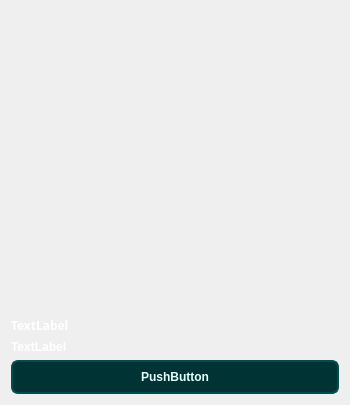
First picture: the form in OnLib/OnLib/BookPreview.ui, repository Andrew-Gh21/OnLib, before the edit.
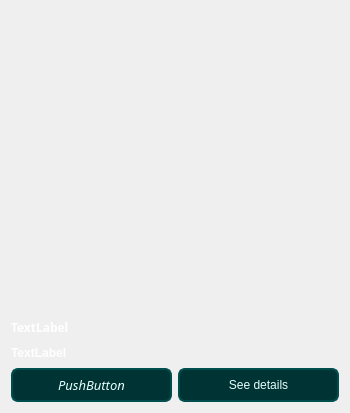
Second picture: the form after the edit.

The edit to the form file:
```diff
--- a/OnLib/OnLib/BookPreview.ui
+++ b/OnLib/OnLib/BookPreview.ui
@@ -7,7 +7,7 @@
     <x>0</x>
     <y>0</y>
     <width>350</width>
-    <height>399</height>
+    <height>413</height>
    </rect>
   </property>
   <property name="minimumSize">
@@ -25,27 +25,64 @@
   <property name="windowTitle">
    <string>BookPreview</string>
   </property>
+  <property name="styleSheet">
+   <string notr="true"/>
+  </property>
   <layout class="QGridLayout" name="gridLayout">
+   <item row="2" column="0">
+    <layout class="QHBoxLayout" name="horizontalLayout">
+     <item>
+      <widget class="QPushButton" name="lendButton">
+       <property name="font">
+        <font>
+         <family>Franklin Gothic Demi</family>
+         <pointsize>10</pointsize>
+         <weight>50</weight>
+         <italic>true</italic>
+         <bold>false</bold>
+        </font>
+       </property>
+       <property name="styleSheet">
+        <string notr="true">color: #e6ffff;
+background-color: #003333;
+border: 2px solid #004d4d;
+border-top-left-radius: 7px;
+border-top-right-radius: 7px;
+border-bottom-left-radius: 7px;
+border-bottom-right-radius: 7px;
+height: 30;
+width: 50;
+font: italic 10pt &quot;Franklin Gothic Demi&quot;;</string>
+       </property>
+       <property name="text">
+        <string>PushButton</string>
+       </property>
+      </widget>
+     </item>
+     <item>
+      <widget class="QPushButton" name="detailsButton">
+       <property name="styleSheet">
+        <string notr="true">color: #e6ffff;
+background-color: #003333;
+border: 2px solid #004d4d;
+border-top-left-radius: 7px;
+border-top-right-radius: 7px;
+border-bottom-left-radius: 7px;
+border-bottom-right-radius: 7px;
+height: 30;
+width: 50;
+font: italic 10pt &quot;Franklin Gothic Demi&quot;;</string>
+       </property>
+       <property name="text">
+        <string>See details</string>
+       </property>
+      </widget>
+     </item>
+    </layout>
+   </item>
    <item row="0" column="0">
     <layout class="QGridLayout" name="gridLayout_2">
      <item row="2" column="0">
-      <widget class="QLabel" name="authors">
-       <property name="font">
-        <font>
-         <family>Arial</family>
-         <weight>75</weight>
-         <bold>true</bold>
-        </font>
-       </property>
-       <property name="styleSheet">
-        <string notr="true">color: white;</string>
-       </property>
-       <property name="text">
-        <string>TextLabel</string>
-       </property>
-      </widget>
-     </item>
-     <item row="1" column="0">
       <widget class="QLabel" name="title">
        <property name="font">
         <font>
@@ -77,7 +114,7 @@
       </widget>
      </item>
      <item row="3" column="0">
-      <widget class="QPushButton" name="lendButton">
+      <widget class="QLabel" name="authors">
        <property name="font">
         <font>
          <family>Arial</family>
@@ -86,18 +123,10 @@
         </font>
        </property>
        <property name="styleSheet">
-        <string notr="true">color: #e6ffff;
-background-color: #003333;
-border: 2px solid #004d4d;
-border-top-left-radius: 7px;
-border-top-right-radius: 7px;
-border-bottom-left-radius: 7px;
-border-bottom-right-radius: 7px;
-height: 30;
-width: 50;</string>
+        <string notr="true">color: white;</string>
        </property>
        <property name="text">
-        <string>PushButton</string>
+        <string>TextLabel</string>
        </property>
       </widget>
      </item>
```
Left out of the diff: 3 changed lines with no effect on the pictures.
